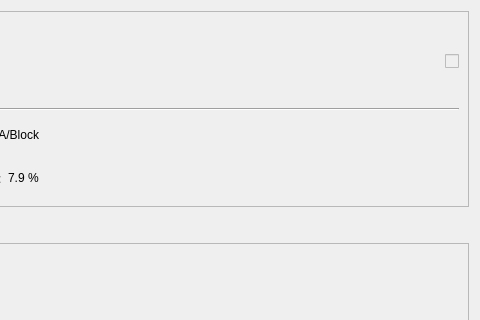
Old version of the form src/qt/forms/stakepage.ui in the repository Hydra-Chain/node; both pictures show x 264 to 744 and y 0 to 320 of the 744 by 450 pixel window.
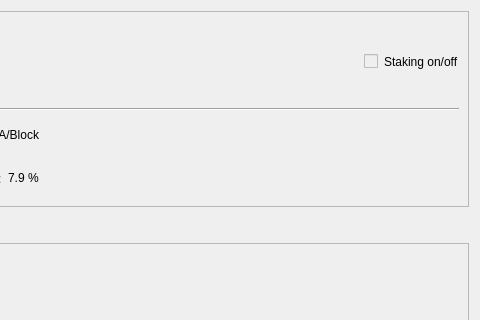
New version of the form. Custom widgets are drawn as their Qt base class.

```diff
--- a/src/qt/forms/stakepage.ui
+++ b/src/qt/forms/stakepage.ui
@@ -74,6 +74,13 @@
                                         </property>
                                     </widget>
                                 </item>
+                                <item row="1" column="3">
+                                    <widget class="QLabel" name="labelCheckStakeText">
+                                        <property name="text">
+                                            <string>Staking on/off</string>
+                                        </property>
+                                    </widget>
+                                </item>
                                 <item row="2" column="0">
                                     <layout class="QHBoxLayout" name="horizontalLayout_5">
                                         <item>
```
